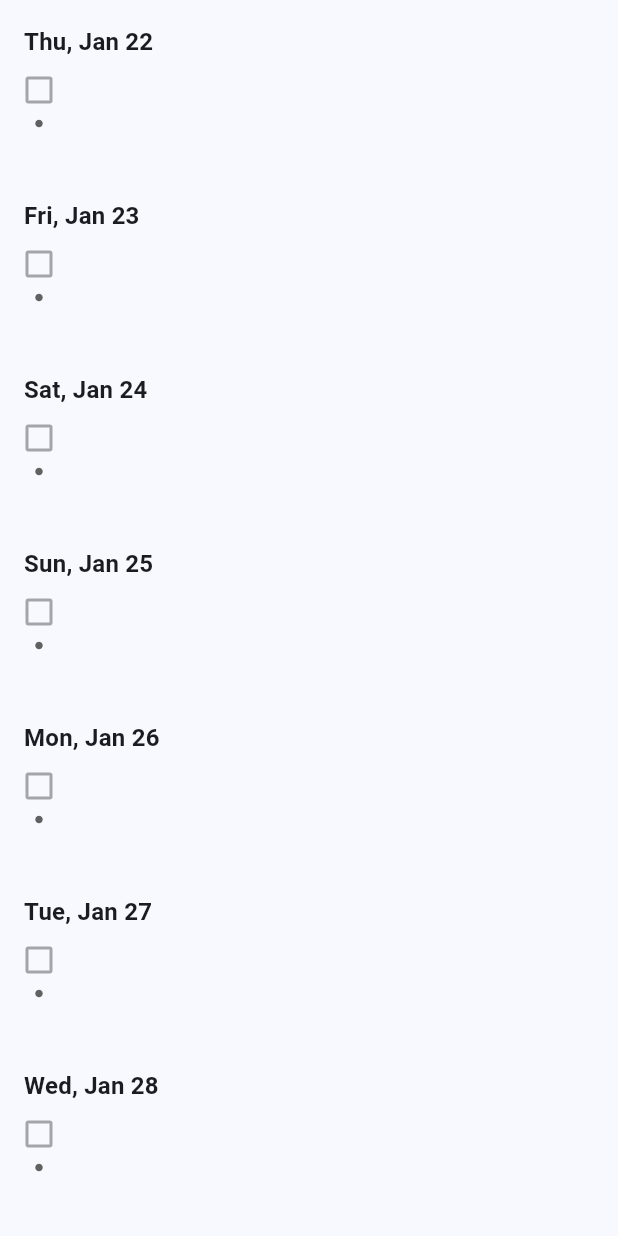
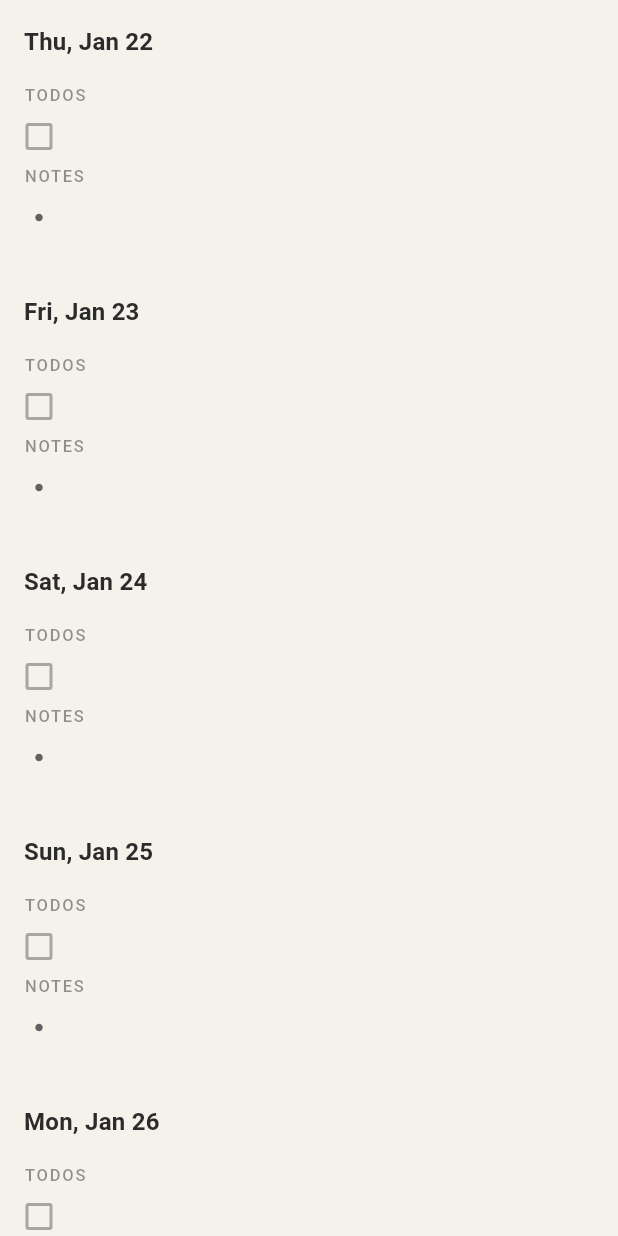
Before and after one commit to elibdev/lifelog, a Flutter app: the screen it shows after launch, on a phone screen of 412 x 824 dp. Run offline on Flutter 3.47's test engine with Material 3 defaults, Android fonts, the phone set to English and light mode, and no system bars; our stand-ins replace sqflite; accounts and stored records are empty.

Commit message:
Implement responsive paper-like styling
- Add warm paper-themed color scheme (cream background, dark gray text)
- Implement responsive layout with breakpoints (mobile/tablet/desktop)
- Constrain max width on desktop (700px) with centered content
- Add subtle paper shadow effect on wide screens
- Improve typography with better hierarchy and spacing
- Display section headers (TODOS/NOTES) for clearer organization

```diff
--- a/lib/main.dart
+++ b/lib/main.dart
@@ -14,7 +14,37 @@ class LifelogApp extends StatelessWidget {
       debugShowCheckedModeBanner: false,
       title: 'Lifelog',
       theme: ThemeData(
-        colorScheme: ColorScheme.fromSeed(seedColor: Colors.blue),
+        // Paper-like color scheme: warm, minimal, high contrast for readability
+        colorScheme: ColorScheme.light(
+          surface: const Color(0xFFFFFBF5), // Warm cream (paper color)
+          onSurface: const Color(0xFF2B2B2B), // Dark gray text (ink)
+          surfaceContainerHighest: const Color(0xFFF5F1EB), // Slightly darker cream for contrast
+          primary: const Color(0xFF5B7C99), // Muted blue for accents
+          onPrimary: Colors.white,
+        ),
+
+        // Typography: clean, readable fonts with good hierarchy
+        textTheme: const TextTheme(
+          // Date headers: medium size, semi-bold
+          titleMedium: TextStyle(
+            fontSize: 16,
+            fontWeight: FontWeight.w600,
+            letterSpacing: 0.15,
+          ),
+          // Section titles (TODOS/NOTES): small, uppercase, spaced
+          labelMedium: TextStyle(
+            fontSize: 11,
+            fontWeight: FontWeight.w500,
+            letterSpacing: 1.2,
+          ),
+          // Body text: comfortable reading size with good line height
+          bodyMedium: TextStyle(
+            fontSize: 15,
+            height: 1.5,
+            letterSpacing: 0.1,
+          ),
+        ),
+
         useMaterial3: true,
       ),
       home: const JournalScreen(),
--- a/lib/widgets/journal_screen.dart
+++ b/lib/widgets/journal_screen.dart
@@ -146,11 +146,42 @@ class _JournalScreenState extends State<JournalScreen> {
   @override
   Widget build(BuildContext context) {
     return Scaffold(
+      // Use theme's surface color for background (warm cream on larger screens)
+      backgroundColor: Theme.of(context).colorScheme.surfaceContainerHighest,
       body: SafeArea(
-        child: CustomScrollView(
-          controller: _scrollController,
-          center: _todayKey,
-          slivers: [
+        // LayoutBuilder lets us adapt layout based on available width
+        child: LayoutBuilder(
+          builder: (context, constraints) {
+            // Responsive breakpoints:
+            // Mobile: < 600px - full width with edge padding
+            // Tablet: 600-900px - constrained to 600px
+            // Desktop: > 900px - constrained to 700px with paper shadow
+
+            final screenWidth = constraints.maxWidth;
+            final bool isDesktop = screenWidth > 900;
+            final bool isTablet = screenWidth >= 600 && screenWidth <= 900;
+
+            // Max content width (like paper on a desk)
+            final double maxWidth = isDesktop ? 700 : (isTablet ? 600 : double.infinity);
+
+            return Center(
+              child: Container(
+                constraints: BoxConstraints(maxWidth: maxWidth),
+                // Paper shadow effect on desktop (subtle depth)
+                decoration: isDesktop ? BoxDecoration(
+                  color: Theme.of(context).colorScheme.surface,
+                  boxShadow: [
+                    BoxShadow(
+                      color: Colors.black.withOpacity(0.08),
+                      blurRadius: 24,
+                      offset: const Offset(0, 4),
+                    ),
+                  ],
+                ) : null,
+                child: CustomScrollView(
+                  controller: _scrollController,
+                  center: _todayKey,
+                  slivers: [
             // Past days (before today) - lazy loaded
             SliverList(
               delegate: SliverChildBuilderDelegate(
@@ -275,6 +306,10 @@ class _JournalScreenState extends State<JournalScreen> {
               ),
             ),
           ],
+                ),
+              ),
+            );
+          },
         ),
       ),
     );
--- a/lib/widgets/record_section.dart
+++ b/lib/widgets/record_section.dart
@@ -151,6 +151,16 @@ class _RecordSectionState extends State<RecordSection> {
     return Column(
       crossAxisAlignment: CrossAxisAlignment.start,
       children: [
+        // Section title (TODOS / NOTES)
+        Padding(
+          padding: const EdgeInsets.fromLTRB(16.0, 8.0, 16.0, 8.0),
+          child: Text(
+            widget.title,
+            style: Theme.of(context).textTheme.labelMedium?.copyWith(
+              color: Theme.of(context).colorScheme.onSurface.withOpacity(0.5),
+            ),
+          ),
+        ),
         // Existing records
         ...widget.records.map(
           (record) => RecordWidget(
--- a/lib/widgets/record_widget.dart
+++ b/lib/widgets/record_widget.dart
@@ -166,7 +166,8 @@ class _RecordWidgetState extends State<RecordWidget> {
                     isDense: true,
                     contentPadding: EdgeInsets.zero,
                   ),
-                  style: const TextStyle(height: 1.3),
+                  // Use theme's body text style for consistent typography
+                  style: Theme.of(context).textTheme.bodyMedium,
                   maxLines: null,
                   textInputAction: TextInputAction.done,
                   onChanged: (_) => _handleTextChange(),
```
